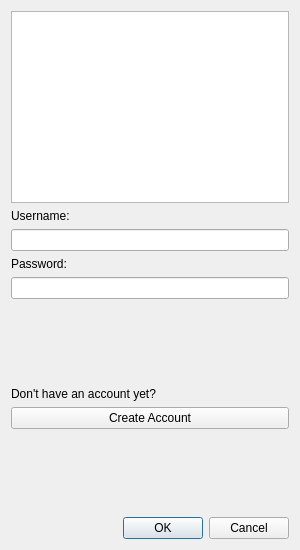
First picture: the form in gui/loginwindow.ui, repository scottsanett/BrainfuckInterpreter, before the edit.
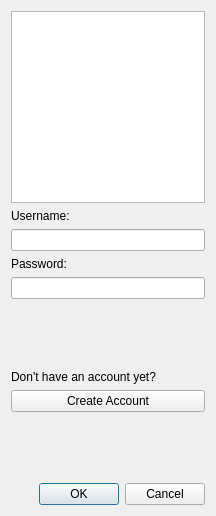
Second picture: the form after the edit.

```diff
--- a/gui/loginwindow.ui
+++ b/gui/loginwindow.ui
@@ -6,8 +6,8 @@
    <rect>
     <x>0</x>
     <y>0</y>
-    <width>300</width>
-    <height>550</height>
+    <width>216</width>
+    <height>516</height>
    </rect>
   </property>
   <property name="sizePolicy">
@@ -42,6 +42,12 @@
    </item>
    <item>
     <widget class="QLineEdit" name="TextPassword">
+     <property name="sizePolicy">
+      <sizepolicy hsizetype="Preferred" vsizetype="Preferred">
+       <horstretch>0</horstretch>
+       <verstretch>0</verstretch>
+      </sizepolicy>
+     </property>
      <property name="inputMask">
       <string/>
      </property>
@@ -57,8 +63,8 @@
      </property>
      <property name="sizeHint" stdset="0">
       <size>
-       <width>20</width>
-       <height>52</height>
+       <width>0</width>
+       <height>0</height>
       </size>
      </property>
     </spacer>
@@ -72,6 +78,12 @@
    </item>
    <item>
     <widget class="QPushButton" name="pushButton">
+     <property name="sizePolicy">
+      <sizepolicy hsizetype="Preferred" vsizetype="Preferred">
+       <horstretch>0</horstretch>
+       <verstretch>0</verstretch>
+      </sizepolicy>
+     </property>
      <property name="text">
       <string>Create Account</string>
      </property>
@@ -84,8 +96,8 @@
      </property>
      <property name="sizeHint" stdset="0">
       <size>
-       <width>20</width>
-       <height>52</height>
+       <width>0</width>
+       <height>0</height>
       </size>
      </property>
     </spacer>
@@ -93,7 +105,7 @@
    <item>
     <widget class="QDialogButtonBox" name="buttonBox">
      <property name="sizePolicy">
-      <sizepolicy hsizetype="Expanding" vsizetype="Fixed">
+      <sizepolicy hsizetype="Preferred" vsizetype="Preferred">
        <horstretch>0</horstretch>
        <verstretch>0</verstretch>
       </sizepolicy>
```
